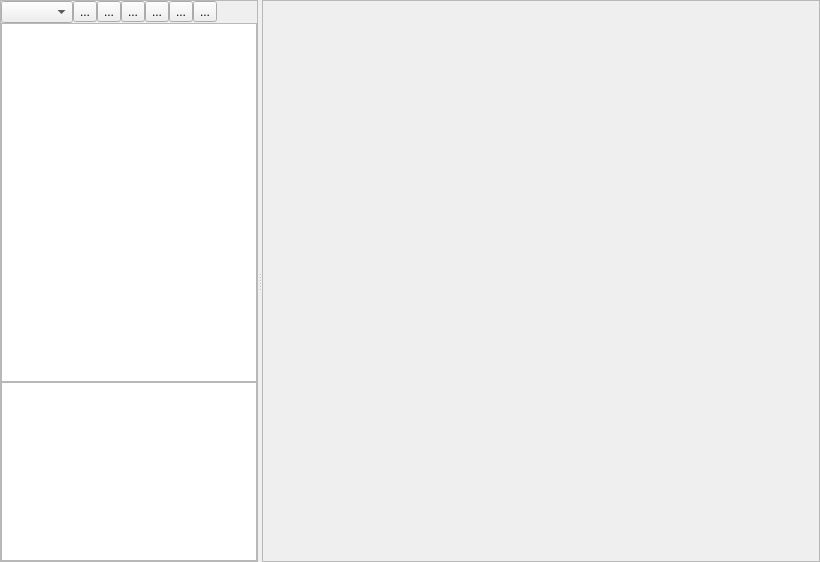
Before: the Qt Designer form ELD/editor.ui in wastedabuser/eld-designer, drawn with Qt 5.
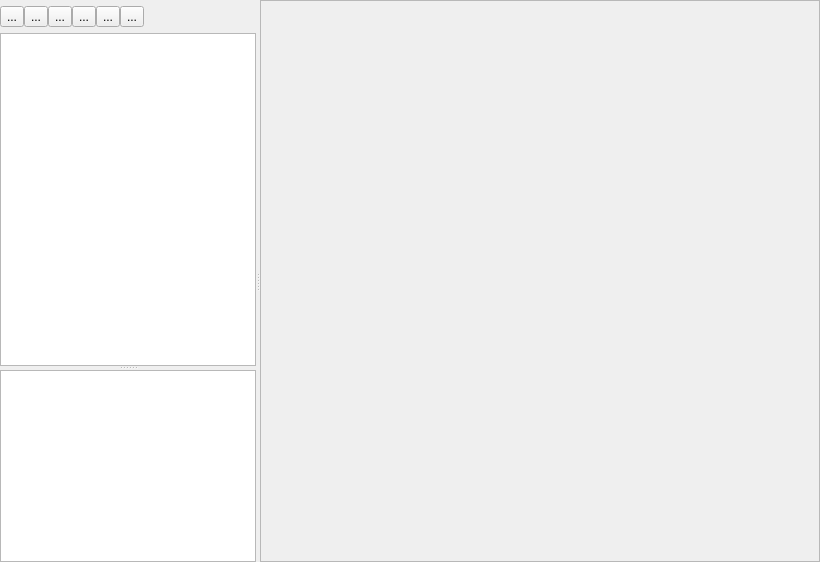
After: the same form once the commit is applied. Icons and pictures are not drawn.

Commit message: Added the object types categories and moved the toolbox to the main window

```diff
--- a/ELD/editor.ui
+++ b/ELD/editor.ui
@@ -13,10 +13,7 @@
   <property name="windowTitle">
    <string>Form</string>
   </property>
-  <layout class="QHBoxLayout" name="horizontalLayout">
-   <property name="spacing">
-    <number>0</number>
-   </property>
+  <layout class="QHBoxLayout" name="horizontalLayout_2">
    <property name="leftMargin">
     <number>0</number>
    </property>
@@ -60,12 +57,15 @@
        </size>
       </property>
       <property name="frameShape">
-       <enum>QFrame::StyledPanel</enum>
+       <enum>QFrame::NoFrame</enum>
       </property>
       <property name="frameShadow">
        <enum>QFrame::Raised</enum>
       </property>
-      <layout class="QVBoxLayout" name="verticalLayout_2" stretch="0,2,1">
+      <property name="lineWidth">
+       <number>1</number>
+      </property>
+      <layout class="QHBoxLayout" name="horizontalLayout">
        <property name="spacing">
         <number>0</number>
        </property>
@@ -74,6 +74,43 @@
        </property>
        <property name="topMargin">
         <number>0</number>
+       </property>
+       <property name="rightMargin">
+        <number>0</number>
+       </property>
+       <property name="bottomMargin">
+        <number>0</number>
+       </property>
+       <item>
+        <widget class="QSplitter" name="splitter_2">
+         <property name="orientation">
+          <enum>Qt::Vertical</enum>
+         </property>
+         <widget class="QFrame" name="frame_2">
+          <property name="sizePolicy">
+           <sizepolicy hsizetype="Preferred" vsizetype="Preferred">
+            <horstretch>0</horstretch>
+            <verstretch>1</verstretch>
+           </sizepolicy>
+          </property>
+          <property name="frameShape">
+           <enum>QFrame::NoFrame</enum>
+          </property>
+          <property name="frameShadow">
+           <enum>QFrame::Raised</enum>
+          </property>
+          <property name="lineWidth">
+           <number>1</number>
+          </property>
+          <layout class="QVBoxLayout" name="verticalLayout">
+           <property name="spacing">
+            <number>6</number>
+           </property>
+           <property name="leftMargin">
+            <number>0</number>
+           </property>
+           <property name="topMargin">
+            <number>6</number>
        </property>
        <property name="rightMargin">
         <number>0</number>
@@ -83,9 +120,12 @@
        </property>
        <item>
         <layout class="QHBoxLayout" name="toolsLayout">
-         <item>
-          <widget class="QComboBox" name="nodeType"/>
-         </item>
+             <property name="spacing">
+              <number>0</number>
+             </property>
+             <property name="leftMargin">
+              <number>0</number>
+             </property>
          <item>
           <widget class="QToolButton" name="addRootNode">
            <property name="text">
@@ -174,8 +214,15 @@
          </attribute>
         </widget>
        </item>
-       <item>
+          </layout>
+         </widget>
         <widget class="QTableView" name="tableView">
+          <property name="sizePolicy">
+           <sizepolicy hsizetype="Expanding" vsizetype="Expanding">
+            <horstretch>0</horstretch>
+            <verstretch>0</verstretch>
+           </sizepolicy>
+          </property>
          <property name="selectionBehavior">
           <enum>QAbstractItemView::SelectRows</enum>
          </property>
@@ -192,6 +239,7 @@
           <number>20</number>
          </attribute>
         </widget>
+        </widget>
        </item>
       </layout>
      </widget>
@@ -202,6 +250,12 @@
         <verstretch>0</verstretch>
        </sizepolicy>
       </property>
+      <property name="frameShape">
+       <enum>QFrame::StyledPanel</enum>
+      </property>
+      <property name="frameShadow">
+       <enum>QFrame::Sunken</enum>
+      </property>
       <property name="widgetResizable">
        <bool>true</bool>
       </property>
@@ -210,7 +264,7 @@
         <rect>
          <x>0</x>
          <y>0</y>
-         <width>549</width>
+         <width>557</width>
          <height>560</height>
         </rect>
        </property>
```
Left out of the diff: 6 changed lines with no effect on the pictures. Lines whose indentation alone changed are shown as unchanged. The commit also changes 13 other files.
